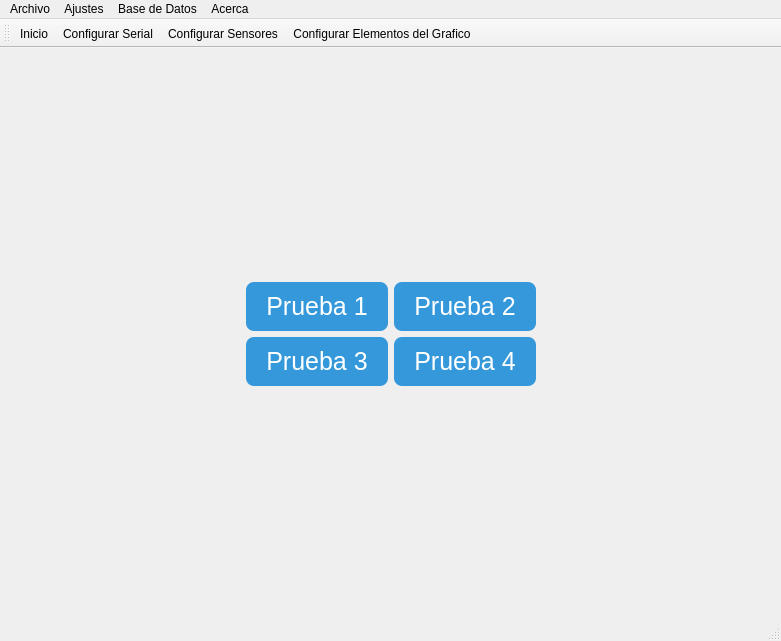
Before: the Qt Designer form mainwindow.ui in hectorda/Bio-Feedback, drawn with Qt 5.
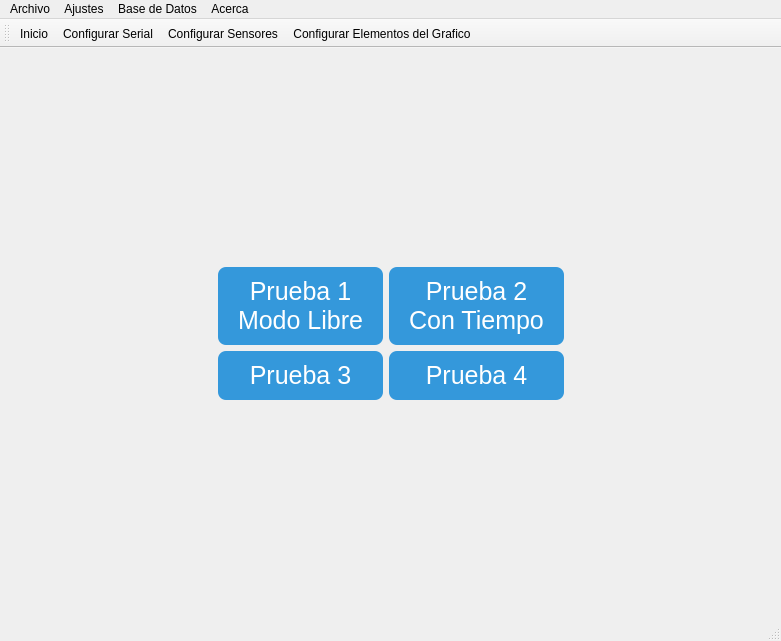
After: the same form once the commit is applied. The open tabs and pages were chosen to show the change. Icons and pictures are not drawn. Custom widgets are drawn as their Qt base class.

```diff
--- a/mainwindow.ui
+++ b/mainwindow.ui
@@ -59,7 +59,8 @@
              <string notr="true"/>
             </property>
             <property name="text">
-             <string>Prueba 1</string>
+             <string>Prueba 1
+Modo Libre</string>
             </property>
            </widget>
           </item>
@@ -79,7 +80,8 @@
           <item row="1" column="2">
            <widget class="QPushButton" name="pushButtonPrueba2">
             <property name="text">
-             <string>Prueba 2</string>
+             <string>Prueba 2
+Con Tiempo</string>
             </property>
            </widget>
           </item>
```
Left out of the diff: 6 changed lines with no effect on the pictures.
